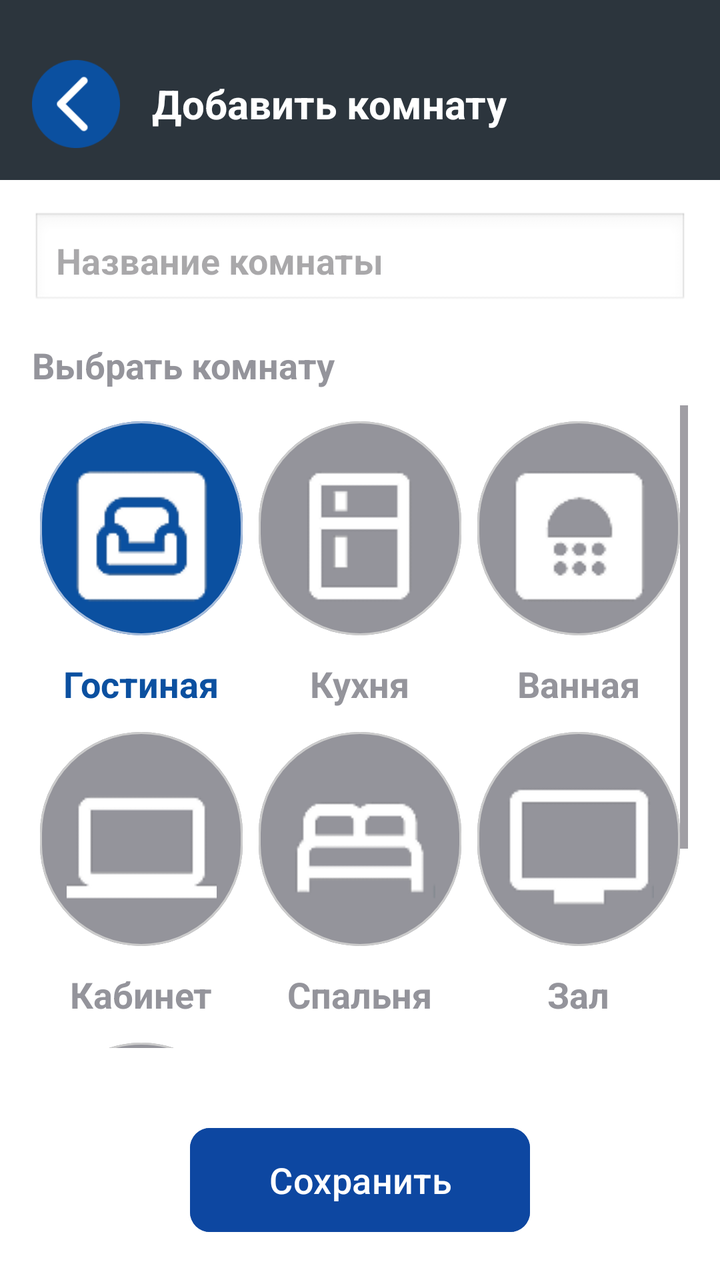
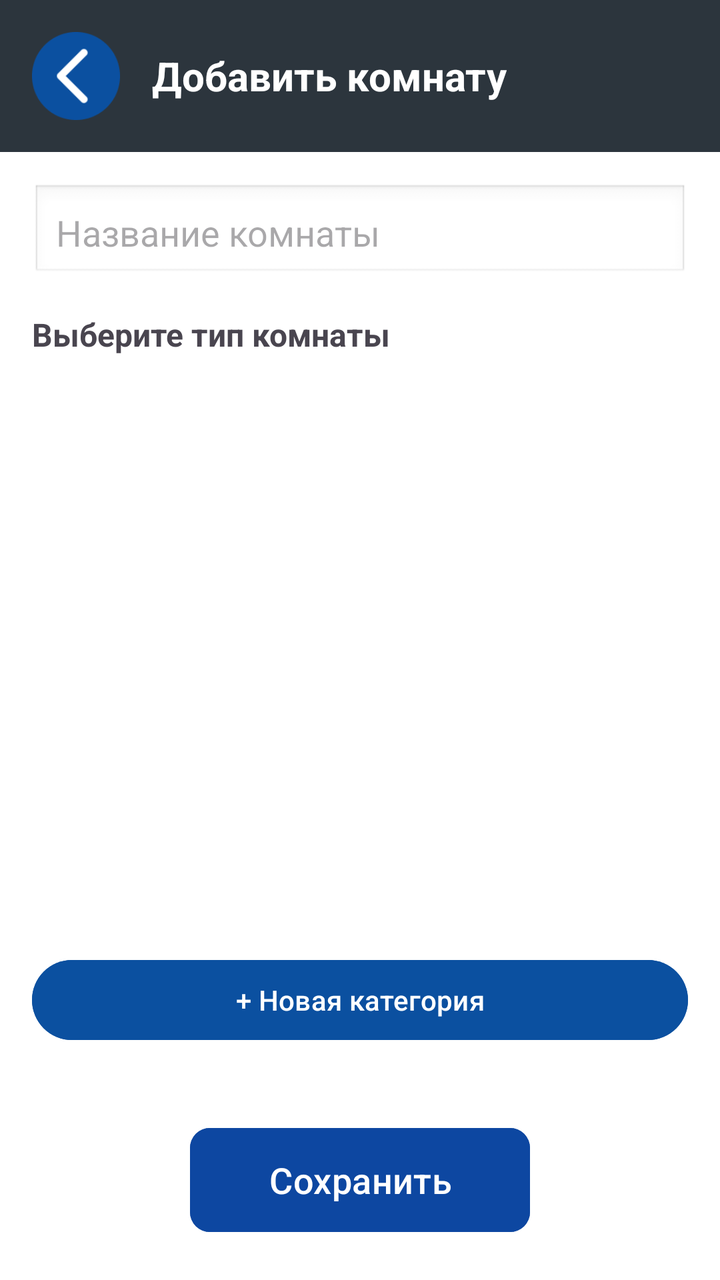

Compare the two renders of this Android layout. The source of the first and the diff that turns it into the second are given below.
<!-- AndroidManifest.xml: application theme Theme.SmartHome -->
<!-- res/layout/activity_add_room.xml -->
<?xml version="1.0" encoding="utf-8"?>
<LinearLayout xmlns:android="http://schemas.android.com/apk/res/android"
    xmlns:app="http://schemas.android.com/apk/res-auto"
    android:layout_width="match_parent"
    android:layout_height="match_parent"
    android:orientation="vertical"
    android:background="#FFFFFF">

    <LinearLayout
        android:layout_width="match_parent"
        android:layout_height="wrap_content"
        android:orientation="horizontal"
        android:background="#2C353D"

        android:paddingRight="16dp"
        android:paddingLeft="16dp"
        android:paddingTop="30dp"
        android:paddingBottom="16dp"
        android:gravity="center_vertical">

        <ImageView
            android:id="@+id/btnBack"
            android:layout_width="44dp"
            android:layout_height="44dp"
            android:src="@drawable/back_butt"
            android:contentDescription="Назад"
            android:layout_marginEnd="16dp" />

        <TextView
            android:layout_width="wrap_content"
            android:layout_height="wrap_content"
            android:text="Добавить комнату"
            android:textColor="#FFFFFF"
            android:textSize="20sp"
            android:textStyle="bold" />
    </LinearLayout>

    <LinearLayout
        android:layout_width="match_parent"
        android:layout_height="0dp"
        android:layout_weight="1"
        android:orientation="vertical"
        android:padding="16dp">

        <EditText
            android:id="@+id/editRoomName"
            android:layout_width="match_parent"
            android:layout_height="wrap_content"
            android:hint="Название комнаты"
            android:textStyle="bold"
            android:background="@android:drawable/edit_text"
            android:padding="12dp" />

        <TextView
            android:layout_width="wrap_content"
            android:layout_height="wrap_content"
            android:text="Выбрать комнату"
            android:textSize="18sp"
            android:textStyle="bold"
            android:textColor="#94949B"
            android:layout_marginTop="16dp"
            android:layout_marginBottom="8dp" />

        <ScrollView
            android:layout_width="match_parent"
            android:layout_height="0dp"
            android:layout_weight="1">

            <GridLayout
                android:layout_width="match_parent"
                android:layout_height="wrap_content"
                android:columnCount="3"
                android:alignmentMode="alignMargins"
                android:useDefaultMargins="true"
                android:columnOrderPreserved="false">

                
                <LinearLayout
                    android:layout_width="0dp"
                    android:layout_height="wrap_content"
                    android:layout_columnWeight="1"
                    android:orientation="vertical"
                    android:gravity="center_horizontal"
                    android:layout_margin="4dp">

                    <com.google.android.material.button.MaterialButton
                        android:id="@+id/btnLiving"
                        android:drawableTop="@drawable/living_white1"
                        android:layout_width="match_parent"
                        android:layout_height="115dp"
                        android:text=""
                        app:backgroundTint="#0B50A0"
                        app:strokeColor="#A8BDDB"
                        app:strokeWidth="1dp"
                        app:cornerRadius="100dp"
                        android:paddingTop="20dp"
                        android:drawablePadding="0dp" />

                    <TextView
                        android:layout_width="wrap_content"
                        android:layout_height="wrap_content"
                        android:text="Гостиная"
                        android:textColor="#0B50A0"
                        android:textSize="18sp"
                        android:textStyle="bold"
                        android:layout_marginTop="8dp" />
                </LinearLayout>

                
                <LinearLayout
                    android:layout_width="0dp"
                    android:layout_height="wrap_content"
                    android:layout_columnWeight="1"
                    android:orientation="vertical"
                    android:gravity="center_horizontal"
                    android:layout_margin="4dp">

                    <com.google.android.material.button.MaterialButton
                        android:id="@+id/btnKitchen"
                        android:drawableTop="@drawable/kitchen_white1"
                        android:layout_width="match_parent"
                        android:layout_height="115dp"
                        android:text=""
                        app:backgroundTint="#94949B"
                        app:strokeColor="#CCCCCC"
                        app:strokeWidth="1dp"
                        app:cornerRadius="100dp"
                        android:paddingTop="20dp"
                        android:drawablePadding="0dp" />

                    <TextView
                        android:layout_width="wrap_content"
                        android:layout_height="wrap_content"
                        android:text="Кухня"
                        android:textColor="#94949B"
                        android:textSize="18sp"
                        android:textStyle="bold"
                        android:layout_marginTop="8dp" />
                </LinearLayout>

                
                <LinearLayout
                    android:layout_width="0dp"
                    android:layout_height="wrap_content"
                    android:layout_columnWeight="1"
                    android:orientation="vertical"
                    android:gravity="center_horizontal"
                    android:layout_margin="4dp">

                    <com.google.android.material.button.MaterialButton
                        android:id="@+id/btnBathroom"
                        android:drawableTop="@drawable/bathroom_white1"
                        android:layout_width="match_parent"
                        android:layout_height="115dp"
                        android:text=""
                        app:backgroundTint="#94949B"
                        app:strokeColor="#CCCCCC"
                        app:strokeWidth="1dp"
                        app:cornerRadius="100dp"
                        android:paddingTop="20dp"
                        android:drawablePadding="0dp" />

                    <TextView
                        android:layout_width="wrap_content"
                        android:layout_height="wrap_content"
                        android:text="Ванная"
                        android:textColor="#94949B"
                        android:textSize="18sp"
                        android:textStyle="bold"
                        android:layout_marginTop="8dp" />
                </LinearLayout>

                
                <LinearLayout
                    android:layout_width="0dp"
                    android:layout_height="wrap_content"
                    android:layout_columnWeight="1"
                    android:orientation="vertical"
                    android:gravity="center_horizontal"
                    android:layout_margin="4dp">

                    <com.google.android.material.button.MaterialButton
                        android:id="@+id/btnStudy"
                        android:drawableTop="@drawable/office_white1"
                        android:layout_width="match_parent"
                        android:layout_height="115dp"
                        android:text=""
                        app:backgroundTint="#94949B"
                        app:strokeColor="#CCCCCC"
                        app:strokeWidth="1dp"
                        app:cornerRadius="100dp"
                        android:paddingTop="20dp"
                        android:drawablePadding="0dp" />

                    <TextView
                        android:layout_width="wrap_content"
                        android:layout_height="wrap_content"
                        android:text="Кабинет"
                        android:textColor="#94949B"
                        android:textSize="18sp"
                        android:textStyle="bold"
                        android:layout_marginTop="8dp" />
                </LinearLayout>

                
                <LinearLayout
                    android:layout_width="0dp"
                    android:layout_height="wrap_content"
                    android:layout_columnWeight="1"
                    android:orientation="vertical"
                    android:gravity="center_horizontal"
                    android:layout_margin="4dp">

                    <com.google.android.material.button.MaterialButton
                        android:id="@+id/btnBedroom"
                        android:drawableTop="@drawable/bed_white1"
                        android:layout_width="match_parent"
                        android:layout_height="115dp"
                        android:text=""
                        app:backgroundTint="#94949B"
                        app:strokeColor="#CCCCCC"
                        app:strokeWidth="1dp"
                        app:cornerRadius="100dp"
                        android:paddingTop="20dp"
                        android:drawablePadding="0dp" />

                    <TextView
                        android:layout_width="wrap_content"
                        android:layout_height="wrap_content"
                        android:text="Спальня"
                        android:textColor="#94949B"
                        android:textSize="18sp"
                        android:textStyle="bold"
                        android:layout_marginTop="8dp" />
                </LinearLayout>

                
                <LinearLayout
                    android:layout_width="0dp"
                    android:layout_height="wrap_content"
                    android:layout_columnWeight="1"
                    android:orientation="vertical"
                    android:gravity="center_horizontal"
                    android:layout_margin="4dp">

                    <com.google.android.material.button.MaterialButton
                        android:id="@+id/btnHall"
                        android:drawableTop="@drawable/tv_white1"
                        android:layout_width="match_parent"
                        android:layout_height="115dp"
                        android:text=""
                        app:backgroundTint="#94949B"
                        app:strokeColor="#CCCCCC"
                        app:strokeWidth="1dp"
                        app:cornerRadius="100dp"
                        android:paddingTop="20dp"
                        android:drawablePadding="0dp" />

                    <TextView
                        android:layout_width="wrap_content"
                        android:layout_height="wrap_content"
                        android:text="Зал"
                        android:textColor="#94949B"
                        android:textSize="18sp"
                        android:textStyle="bold"
                        android:layout_marginTop="8dp" />
                </LinearLayout>
                <LinearLayout
                    android:layout_width="0dp"
                    android:layout_height="wrap_content"
                    android:layout_columnWeight="1"
                    android:orientation="vertical"
                    android:gravity="center_horizontal"
                    android:layout_margin="4dp">

                    <com.google.android.material.button.MaterialButton
                        android:id="@+id/btnOther"
                        android:drawableTop="@drawable/logo_room"
                        android:layout_width="match_parent"
                        android:layout_height="115dp"
                        android:text=""
                        app:backgroundTint="#94949B"
                        app:strokeColor="#CCCCCC"
                        app:strokeWidth="1dp"
                        app:cornerRadius="100dp"
                        android:paddingTop="20dp" />

                    <TextView
                        android:layout_width="wrap_content"
                        android:layout_height="wrap_content"
                        android:text="Другое"
                        android:textColor="#94949B"
                        android:textSize="18sp"
                        android:textStyle="bold"
                        android:layout_marginTop="8dp" />
                </LinearLayout>
            </GridLayout>
        </ScrollView>
    </LinearLayout>

    <com.google.android.material.button.MaterialButton
        android:id="@+id/btnSaveRoom"
        android:layout_width="170dp"
        android:layout_height="60dp"
        android:layout_gravity="center_horizontal"
        android:backgroundTint="#0D47A1"
        android:text="Сохранить"
        android:textColor="#FFFFFF"
        app:cornerRadius="10dp"
        android:textSize="18sp"
        android:layout_margin="20dp" />

</LinearLayout>
<!-- resources referenced by this layout -->
<resources>
  <!-- drawable back_butt: png bitmap (drawable, 2517 bytes) -->
  <!-- drawable bathroom_white1: png bitmap (drawable, 2231 bytes) -->
  <!-- drawable bed_white1: png bitmap (drawable, 1361 bytes) -->
  <!-- drawable kitchen_white1: png bitmap (drawable, 1109 bytes) -->
  <!-- drawable living_white1: png bitmap (drawable, 2172 bytes) -->
  <!-- drawable logo_room: png bitmap (drawable, 2703 bytes) -->
  <!-- drawable office_white1: png bitmap (drawable, 780 bytes) -->
  <!-- drawable tv_white1: png bitmap (drawable, 968 bytes) -->
  <style name="Theme.SmartHome" parent="Base.Theme.SmartHome" />
  <style name="Base.Theme.SmartHome" parent="Theme.Material3.DayNight.NoActionBar">
          
          
      </style>
</resources>

<!-- the commit's change to res/layout/activity_add_room.xml (unified diff, before → after) -->
@@ -11,21 +11,14 @@
         android:layout_height="wrap_content"
         android:orientation="horizontal"
         android:background="#2C353D"
-
-        android:paddingRight="16dp"
-        android:paddingLeft="16dp"
-        android:paddingTop="30dp"
-        android:paddingBottom="16dp"
+        android:padding="16dp"
         android:gravity="center_vertical">
-
         <ImageView
             android:id="@+id/btnBack"
             android:layout_width="44dp"
             android:layout_height="44dp"
             android:src="@drawable/back_butt"
-            android:contentDescription="Назад"
             android:layout_marginEnd="16dp" />
-
         <TextView
             android:layout_width="wrap_content"
             android:layout_height="wrap_content"
@@ -47,255 +40,34 @@
             android:layout_width="match_parent"
             android:layout_height="wrap_content"
             android:hint="Название комнаты"
-            android:textStyle="bold"
             android:background="@android:drawable/edit_text"
             android:padding="12dp" />
 
         <TextView
             android:layout_width="wrap_content"
             android:layout_height="wrap_content"
-            android:text="Выбрать комнату"
-            android:textSize="18sp"
+            android:text="Выберите тип комнаты"
+            android:textSize="16sp"
             android:textStyle="bold"
-            android:textColor="#94949B"
             android:layout_marginTop="16dp"
             android:layout_marginBottom="8dp" />
 
-        <ScrollView
+        <androidx.recyclerview.widget.RecyclerView
+            android:id="@+id/listRoomTypes"
             android:layout_width="match_parent"
             android:layout_height="0dp"
-            android:layout_weight="1">
+            android:layout_weight="1"
+            android:nestedScrollingEnabled="false" />
 
-            <GridLayout
-                android:layout_width="match_parent"
-                android:layout_height="wrap_content"
-                android:columnCount="3"
-                android:alignmentMode="alignMargins"
-                android:useDefaultMargins="true"
-                android:columnOrderPreserved="false">
-
-                
-                <LinearLayout
-                    android:layout_width="0dp"
-                    android:layout_height="wrap_content"
-                    android:layout_columnWeight="1"
-                    android:orientation="vertical"
-                    android:gravity="center_horizontal"
-                    android:layout_margin="4dp">
-
-                    <com.google.android.material.button.MaterialButton
-                        android:id="@+id/btnLiving"
-                        android:drawableTop="@drawable/living_white1"
-                        android:layout_width="match_parent"
-                        android:layout_height="115dp"
-                        android:text=""
-                        app:backgroundTint="#0B50A0"
-                        app:strokeColor="#A8BDDB"
-                        app:strokeWidth="1dp"
-                        app:cornerRadius="100dp"
-                        android:paddingTop="20dp"
-                        android:drawablePadding="0dp" />
-
-                    <TextView
-                        android:layout_width="wrap_content"
-                        android:layout_height="wrap_content"
-                        android:text="Гостиная"
-                        android:textColor="#0B50A0"
-                        android:textSize="18sp"
-                        android:textStyle="bold"
-                        android:layout_marginTop="8dp" />
-                </LinearLayout>
-
-                
-                <LinearLayout
-                    android:layout_width="0dp"
-                    android:layout_height="wrap_content"
-                    android:layout_columnWeight="1"
-                    android:orientation="vertical"
-                    android:gravity="center_horizontal"
-                    android:layout_margin="4dp">
-
-                    <com.google.android.material.button.MaterialButton
-                        android:id="@+id/btnKitchen"
-                        android:drawableTop="@drawable/kitchen_white1"
-                        android:layout_width="match_parent"
-                        android:layout_height="115dp"
-                        android:text=""
-                        app:backgroundTint="#94949B"
-                        app:strokeColor="#CCCCCC"
-                        app:strokeWidth="1dp"
-                        app:cornerRadius="100dp"
-                        android:paddingTop="20dp"
-                        android:drawablePadding="0dp" />
-
-                    <TextView
-                        android:layout_width="wrap_content"
-                        android:layout_height="wrap_content"
-                        android:text="Кухня"
-                        android:textColor="#94949B"
-                        android:textSize="18sp"
-                        android:textStyle="bold"
-                        android:layout_marginTop="8dp" />
-                </LinearLayout>
-
-                
-                <LinearLayout
-                    android:layout_width="0dp"
-                    android:layout_height="wrap_content"
-                    android:layout_columnWeight="1"
-                    android:orientation="vertical"
-                    android:gravity="center_horizontal"
-                    android:layout_margin="4dp">
-
-                    <com.google.android.material.button.MaterialButton
-                        android:id="@+id/btnBathroom"
-                        android:drawableTop="@drawable/bathroom_white1"
-                        android:layout_width="match_parent"
-                        android:layout_height="115dp"
-                        android:text=""
-                        app:backgroundTint="#94949B"
-                        app:strokeColor="#CCCCCC"
-                        app:strokeWidth="1dp"
-                        app:cornerRadius="100dp"
-                        android:paddingTop="20dp"
-                        android:drawablePadding="0dp" />
-
-                    <TextView
-                        android:layout_width="wrap_content"
-                        android:layout_height="wrap_content"
-                        android:text="Ванная"
-                        android:textColor="#94949B"
-                        android:textSize="18sp"
-                        android:textStyle="bold"
-                        android:layout_marginTop="8dp" />
-                </LinearLayout>
-
-                
-                <LinearLayout
-                    android:layout_width="0dp"
-                    android:layout_height="wrap_content"
-                    android:layout_columnWeight="1"
-                    android:orientation="vertical"
-                    android:gravity="center_horizontal"
-                    android:layout_margin="4dp">
-
-                    <com.google.android.material.button.MaterialButton
-                        android:id="@+id/btnStudy"
-                        android:drawableTop="@drawable/office_white1"
-                        android:layout_width="match_parent"
-                        android:layout_height="115dp"
-                        android:text=""
-                        app:backgroundTint="#94949B"
-                        app:strokeColor="#CCCCCC"
-                        app:strokeWidth="1dp"
-                        app:cornerRadius="100dp"
-                        android:paddingTop="20dp"
-                        android:drawablePadding="0dp" />
-
-                    <TextView
-                        android:layout_width="wrap_content"
-                        android:layout_height="wrap_content"
-                        android:text="Кабинет"
-                        android:textColor="#94949B"
-                        android:textSize="18sp"
-                        android:textStyle="bold"
-                        android:layout_marginTop="8dp" />
-                </LinearLayout>
-
-                
-                <LinearLayout
-                    android:layout_width="0dp"
-                    android:layout_height="wrap_content"
-                    android:layout_columnWeight="1"
-                    android:orientation="vertical"
-                    android:gravity="center_horizontal"
-                    android:layout_margin="4dp">
-
-                    <com.google.android.material.button.MaterialButton
-                        android:id="@+id/btnBedroom"
-                        android:drawableTop="@drawable/bed_white1"
-                        android:layout_width="match_parent"
-                        android:layout_height="115dp"
-                        android:text=""
-                        app:backgroundTint="#94949B"
-                        app:strokeColor="#CCCCCC"
-                        app:strokeWidth="1dp"
-                        app:cornerRadius="100dp"
-                        android:paddingTop="20dp"
-                        android:drawablePadding="0dp" />
-
-                    <TextView
-                        android:layout_width="wrap_content"
-                        android:layout_height="wrap_content"
-                        android:text="Спальня"
-                        android:textColor="#94949B"
-                        android:textSize="18sp"
-                        android:textStyle="bold"
-                        android:layout_marginTop="8dp" />
-                </LinearLayout>
-
-                
-                <LinearLayout
-                    android:layout_width="0dp"
-                    android:layout_height="wrap_content"
-                    android:layout_columnWeight="1"
-                    android:orientation="vertical"
-                    android:gravity="center_horizontal"
-                    android:layout_margin="4dp">
-
-                    <com.google.android.material.button.MaterialButton
-                        android:id="@+id/btnHall"
-                        android:drawableTop="@drawable/tv_white1"
-                        android:layout_width="match_parent"
-                        android:layout_height="115dp"
-                        android:text=""
-                        app:backgroundTint="#94949B"
-                        app:strokeColor="#CCCCCC"
-                        app:strokeWidth="1dp"
-                        app:cornerRadius="100dp"
-                        android:paddingTop="20dp"
-                        android:drawablePadding="0dp" />
-
-                    <TextView
-                        android:layout_width="wrap_content"
-                        android:layout_height="wrap_content"
-                        android:text="Зал"
-                        android:textColor="#94949B"
-                        android:textSize="18sp"
-                        android:textStyle="bold"
-                        android:layout_marginTop="8dp" />
-                </LinearLayout>
-                <LinearLayout
-                    android:layout_width="0dp"
-                    android:layout_height="wrap_content"
-                    android:layout_columnWeight="1"
-                    android:orientation="vertical"
-                    android:gravity="center_horizontal"
-                    android:layout_margin="4dp">
-
-                    <com.google.android.material.button.MaterialButton
-                        android:id="@+id/btnOther"
-                        android:drawableTop="@drawable/logo_room"
-                        android:layout_width="match_parent"
-                        android:layout_height="115dp"
-                        android:text=""
-                        app:backgroundTint="#94949B"
-                        app:strokeColor="#CCCCCC"
-                        app:strokeWidth="1dp"
-                        app:cornerRadius="100dp"
-                        android:paddingTop="20dp" />
-
-                    <TextView
-                        android:layout_width="wrap_content"
-                        android:layout_height="wrap_content"
-                        android:text="Другое"
-                        android:textColor="#94949B"
-                        android:textSize="18sp"
-                        android:textStyle="bold"
-                        android:layout_marginTop="8dp" />
-                </LinearLayout>
-            </GridLayout>
-        </ScrollView>
+        <Button
+            android:id="@+id/btnAddNewCategory"
+            android:layout_width="match_parent"
+            android:layout_height="wrap_content"
+            android:text="+ Новая категория"
+            android:backgroundTint="#0B50A0"
+            android:textColor="#FFFFFF"
+            android:stateListAnimator="@null"
+            android:layout_marginTop="8dp" />
     </LinearLayout>
 
     <com.google.android.material.button.MaterialButton
@@ -303,11 +75,10 @@
         android:layout_width="170dp"
         android:layout_height="60dp"
         android:layout_gravity="center_horizontal"
+        android:layout_margin="20dp"
         android:backgroundTint="#0D47A1"
         android:text="Сохранить"
         android:textColor="#FFFFFF"
         app:cornerRadius="10dp"
-        android:textSize="18sp"
-        android:layout_margin="20dp" />
-
+        android:textSize="18sp" />
 </LinearLayout>
<!-- resource entries referenced after the edit -->
@@ -1,13 +1,6 @@
 <!-- resources referenced by this layout -->
 <resources>
   <!-- drawable back_butt: png bitmap (drawable, 2517 bytes) -->
-  <!-- drawable bathroom_white1: png bitmap (drawable, 2231 bytes) -->
-  <!-- drawable bed_white1: png bitmap (drawable, 1361 bytes) -->
-  <!-- drawable kitchen_white1: png bitmap (drawable, 1109 bytes) -->
-  <!-- drawable living_white1: png bitmap (drawable, 2172 bytes) -->
-  <!-- drawable logo_room: png bitmap (drawable, 2703 bytes) -->
-  <!-- drawable office_white1: png bitmap (drawable, 780 bytes) -->
-  <!-- drawable tv_white1: png bitmap (drawable, 968 bytes) -->
   <style name="Theme.SmartHome" parent="Base.Theme.SmartHome" />
   <style name="Base.Theme.SmartHome" parent="Theme.Material3.DayNight.NoActionBar">
           
